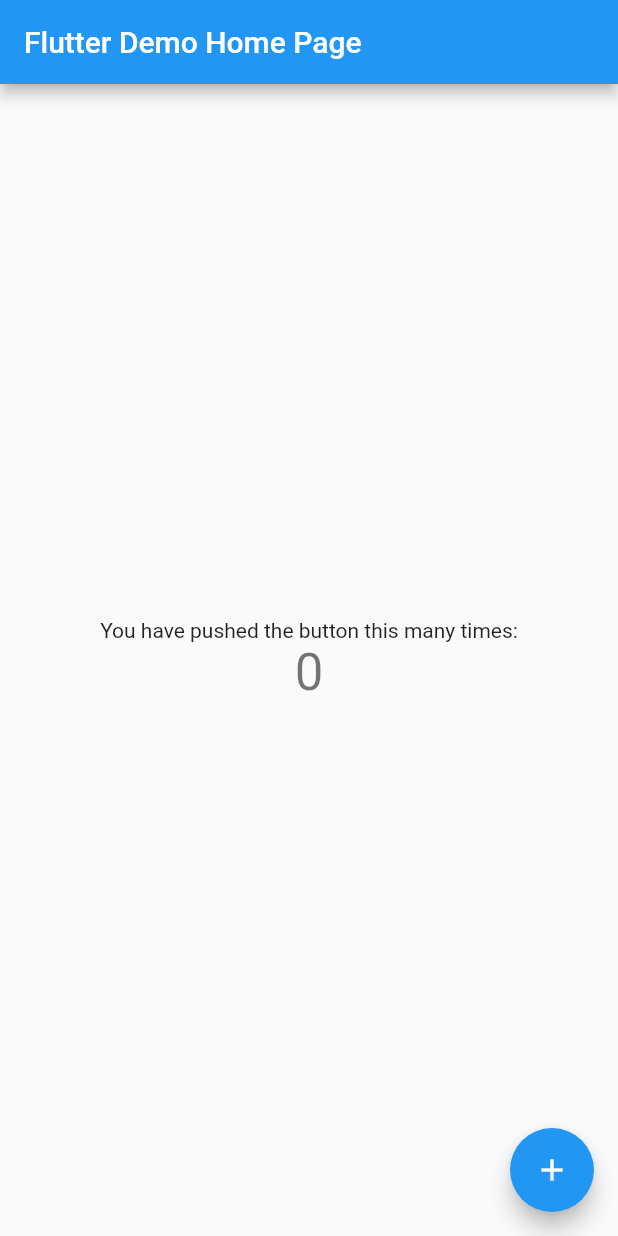
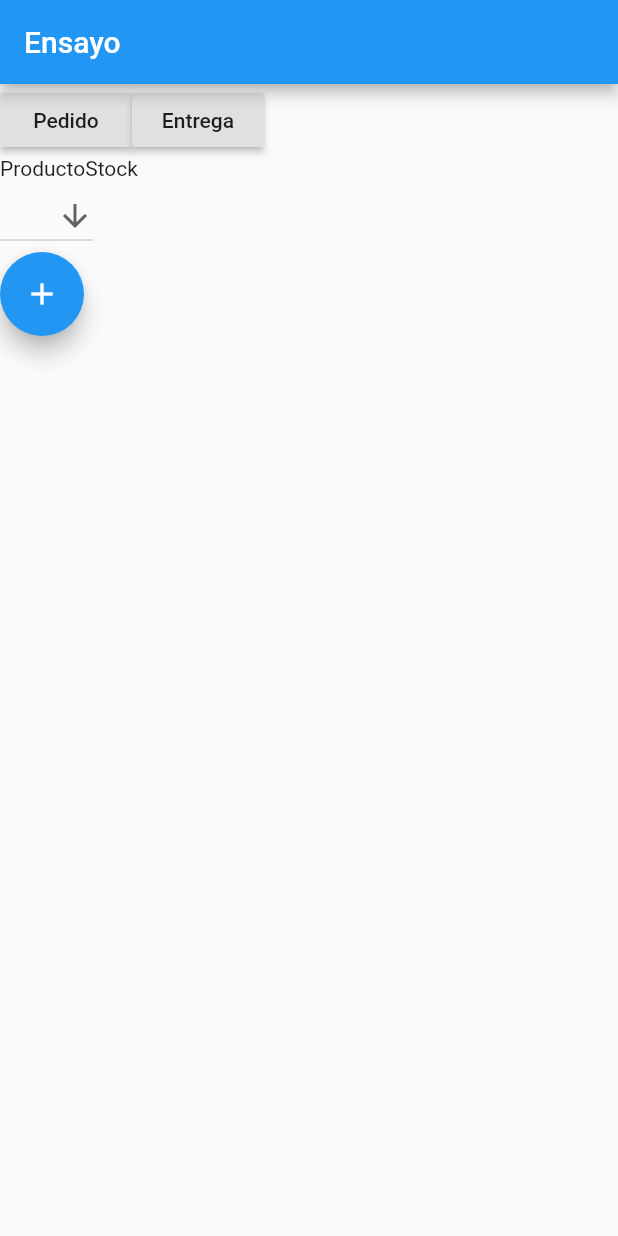
Before and after one commit to jaalorsa517/ADSI-SENA, a Flutter app: the screen it shows after launch, on a phone screen of 412 x 824 dp. Run offline on Flutter 3.47's test engine with Material 2 defaults, Android fonts, the light colour scheme and no system bars.

Commit message:
Funciona el datepicker

```diff
--- /dev/null
+++ b/lib/logic/loaddata.dart
@@ -0,0 +1,5 @@
+import "package:flutter/material.dart";
+
+class loadData{
+
+}
--- a/lib/main.dart
+++ b/lib/main.dart
@@ -1,111 +1,4 @@
 import 'package:flutter/material.dart';
+import 'package:ventas/ui/screens/sc_venta.dart';
 
-void main() => runApp(MyApp());
-
-class MyApp extends StatelessWidget {
-  // This widget is the root of your application.
-  @override
-  Widget build(BuildContext context) {
-    return MaterialApp(
-      title: 'Flutter Demo',
-      theme: ThemeData(
-        // This is the theme of your application.
-        //
-        // Try running your application with "flutter run". You'll see the
-        // application has a blue toolbar. Then, without quitting the app, try
-        // changing the primarySwatch below to Colors.green and then invoke
-        // "hot reload" (press "r" in the console where you ran "flutter run",
-        // or simply save your changes to "hot reload" in a Flutter IDE).
-        // Notice that the counter didn't reset back to zero; the application
-        // is not restarted.
-        primarySwatch: Colors.blue,
-      ),
-      home: MyHomePage(title: 'Flutter Demo Home Page'),
-    );
-  }
-}
-
-class MyHomePage extends StatefulWidget {
-  MyHomePage({Key key, this.title}) : super(key: key);
-
-  // This widget is the home page of your application. It is stateful, meaning
-  // that it has a State object (defined below) that contains fields that affect
-  // how it looks.
-
-  // This class is the configuration for the state. It holds the values (in this
-  // case the title) provided by the parent (in this case the App widget) and
-  // used by the build method of the State. Fields in a Widget subclass are
-  // always marked "final".
-
-  final String title;
-
-  @override
-  _MyHomePageState createState() => _MyHomePageState();
-}
-
-class _MyHomePageState extends State<MyHomePage> {
-  int _counter = 0;
-
-  void _incrementCounter() {
-    setState(() {
-      // This call to setState tells the Flutter framework that something has
-      // changed in this State, which causes it to rerun the build method below
-      // so that the display can reflect the updated values. If we changed
-      // _counter without calling setState(), then the build method would not be
-      // called again, and so nothing would appear to happen.
-      _counter++;
-    });
-  }
-
-  @override
-  Widget build(BuildContext context) {
-    // This method is rerun every time setState is called, for instance as done
-    // by the _incrementCounter method above.
-    //
-    // The Flutter framework has been optimized to make rerunning build methods
-    // fast, so that you can just rebuild anything that needs updating rather
-    // than having to individually change instances of widgets.
-    return Scaffold(
-      appBar: AppBar(
-        // Here we take the value from the MyHomePage object that was created by
-        // the App.build method, and use it to set our appbar title.
-        title: Text(widget.title),
-      ),
-      body: Center(
-        // Center is a layout widget. It takes a single child and positions it
-        // in the middle of the parent.
-        child: Column(
-          // Column is also a layout widget. It takes a list of children and
-          // arranges them vertically. By default, it sizes itself to fit its
-          // children horizontally, and tries to be as tall as its parent.
-          //
-          // Invoke "debug painting" (press "p" in the console, choose the
-          // "Toggle Debug Paint" action from the Flutter Inspector in Android
-          // Studio, or the "Toggle Debug Paint" command in Visual Studio Code)
-          // to see the wireframe for each widget.
-          //
-          // Column has various properties to control how it sizes itself and
-          // how it positions its children. Here we use mainAxisAlignment to
-          // center the children vertically; the main axis here is the vertical
-          // axis because Columns are vertical (the cross axis would be
-          // horizontal).
-          mainAxisAlignment: MainAxisAlignment.center,
-          children: <Widget>[
-            Text(
-              'You have pushed the button this many times:',
-            ),
-            Text(
-              '$_counter',
-              style: Theme.of(context).textTheme.display1,
-            ),
-          ],
-        ),
-      ),
-      floatingActionButton: FloatingActionButton(
-        onPressed: _incrementCounter,
-        tooltip: 'Increment',
-        child: Icon(Icons.add),
-      ), // This trailing comma makes auto-formatting nicer for build methods.
-    );
-  }
-}
+void main()=> runApp(sc_venta());
--- /dev/null
+++ b/lib/ui/screens/sc_producto.dart
@@ -0,0 +1,14 @@
+import 'package:flutter/material.dart';
+import 'package:ventas/ui/widgets/wcalendar.dart';
+
+class sc_producto extends StatelessWidget{
+  @override
+  Widget build(BuildContext context) {
+    // TODO: implement build
+    return Scaffold(
+      appBar: AppBar(title: const Text('Segunda'),),
+      body: wcalendar()
+    );
+  }
+
+}
--- /dev/null
+++ b/lib/ui/screens/sc_venta.dart
@@ -0,0 +1,33 @@
+import "package:flutter/material.dart";
+import 'package:ventas/ui/screens/sc_producto.dart';
+import "package:ventas/ui/widgets/wboton.dart";
+import 'package:ventas/ui/widgets/wcalendar.dart';
+import "package:ventas/ui/widgets/wcombo.dart";
+
+class sc_venta extends StatelessWidget {
+  List <String> list=['UNO','DOS','TRES'];
+
+  @override
+  Widget build(BuildContext context) => _build(context);
+
+  Widget _build(BuildContext context) {
+    return MaterialApp(
+        routes: <String, WidgetBuilder>{
+          '/producto': (BuildContext context) => sc_producto()
+        },
+        home: Scaffold(
+            appBar: AppBar(title: const Text('Ensayo')),
+            body: Column(
+              children: <Widget>[
+                Row(
+                  children: <Widget>[wcalendar('Pedido'),wcalendar('Entrega')],
+                ),
+                Row(
+                  children: <Widget>[Text("Producto"), Text("Stock")],
+                ),
+                Row(children: <Widget>[wcombo(this.list)]),
+                Row(children: <Widget>[wboton()])
+              ],
+            )));
+  }
+}
--- /dev/null
+++ b/lib/ui/widgets/wboton.dart
@@ -0,0 +1,24 @@
+import "package:flutter/material.dart";
+import 'package:ventas/ui/screens/sc_producto.dart';
+import 'package:ventas/ui/widgets/wcalendar.dart';
+
+class wboton extends StatefulWidget {
+  @override
+  State<StatefulWidget> createState() {
+    // TODO: implement createState
+    return _wboton();
+  }
+}
+
+class _wboton extends State<wboton> {
+  @override
+  Widget build(BuildContext context) {
+    // TODO: implement build
+    return FloatingActionButton(
+        child: Icon(Icons.add),
+        onPressed: () {
+          // Navigator.push(
+          //     context, MaterialPageRoute(builder: (context) => sc_producto()));
+        });
+  }
+}
--- /dev/null
+++ b/lib/ui/widgets/wcalendar.dart
@@ -0,0 +1,43 @@
+import 'package:flutter/material.dart';
+
+class wcalendar extends StatefulWidget {
+  String text;
+
+  wcalendar(this.text);
+
+  @override
+  State<StatefulWidget> createState() {
+    // TODO: implement createState
+    return _wcalendar(text);
+  }
+}
+
+class _wcalendar extends State<wcalendar> {
+
+  DateTime selected = DateTime.now();
+  String text;
+
+  _wcalendar(this.text);
+
+  Future<Null> _selectDate(BuildContext context) async {
+    final DateTime picked = await showDatePicker(
+        context: context,
+        initialDate: selected,
+        firstDate: DateTime(2020),
+        lastDate: DateTime(2021));
+
+    if (picked != null && picked != selected) {
+      setState(() {
+        selected = picked;
+      });
+    }
+  }
+
+  @override
+  Widget build(BuildContext context) {
+    // TODO: implement build
+    return RaisedButton(
+      child: Text(this.text),
+      onPressed: () => _selectDate(context));
+  }
+}
--- /dev/null
+++ b/lib/ui/widgets/wcombo.dart
@@ -0,0 +1,36 @@
+import "package:flutter/material.dart";
+
+class wcombo extends StatefulWidget {
+  List<String> list;
+  wcombo(this.list);
+  @override
+  State<StatefulWidget> createState() {
+    // TODO: implement createState
+    return _wcombo(list);
+  }
+}
+
+class _wcombo extends State<wcombo> {
+  List<String> list;
+  _wcombo(this.list);
+  String dropdownValue = 'One';
+  @override
+  Widget build(BuildContext context) {
+    // TODO: implement build
+    return DropdownButton<String>(
+      value: dropdownValue,
+      icon: Icon(Icons.arrow_downward),
+      onChanged: (String newValue) {
+        setState(() {
+          dropdownValue = newValue;
+        });
+      },
+      items: this.list.map<DropdownMenuItem<String>>((String value) {
+        return DropdownMenuItem<String>(
+          value: value,
+          child: Text(value),
+        );
+      }).toList(),
+    );
+  }
+}
--- a/pubspec.yaml
+++ b/pubspec.yaml
@@ -14,7 +14,7 @@
 version: 1.0.0+1
 
 environment:
-  sdk: ">=2.1.0 <3.0.0"
+  sdk: ">=2.1.0 <9.0.0"
 
 dependencies:
   flutter:
```
Also changed, not shown: lib/ui/widgets/wgridview.dart (added, +25 -0 lines), 1 other file.
